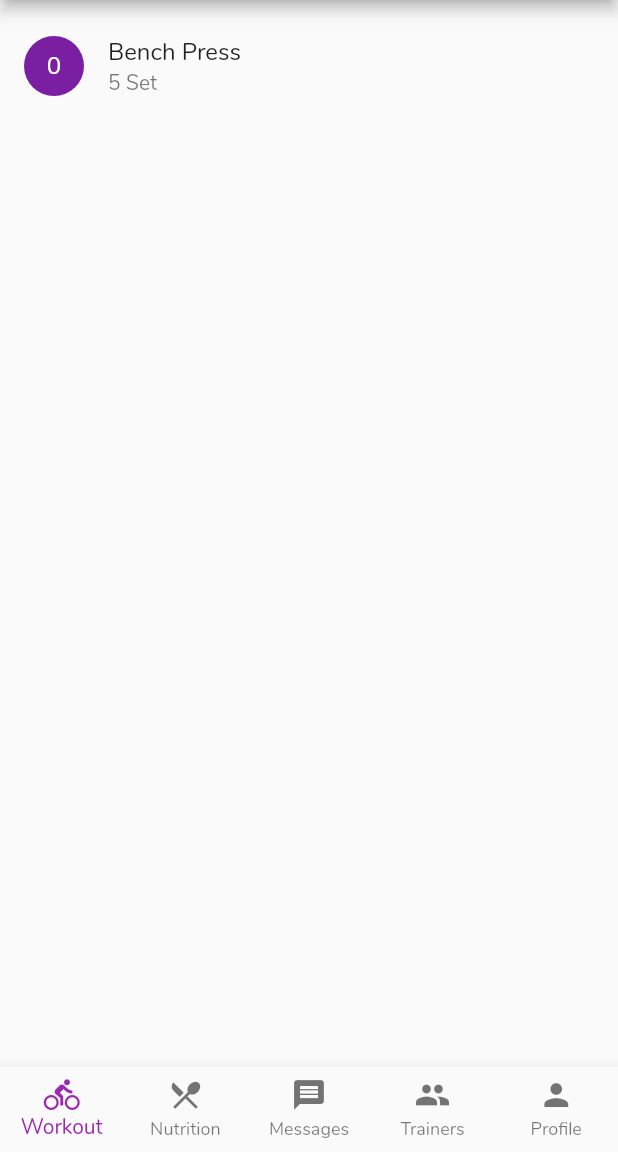
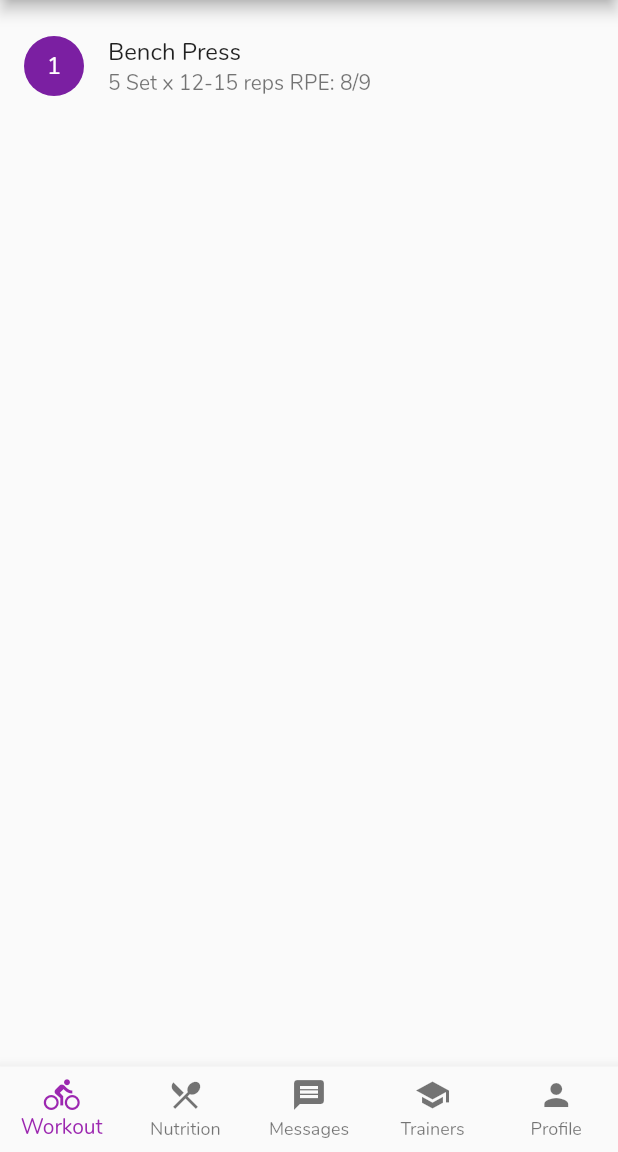
Before and after one commit to OrhunKar/gymnopolis, a Flutter app: the HomePage screen opened by its route, after a tap on an icon or button, on a phone screen of 412 x 824 dp, the part 84-1236 px from its top. Run offline on Flutter 3.47's test engine with Material 2 defaults, Android fonts, the phone set to English and light mode, and no system bars.

Commit message:
Exercise subtitle, trainer icon, exercise number fixed

```diff
--- a/lib/model/Exercise.dart
+++ b/lib/model/Exercise.dart
@@ -19,6 +19,18 @@ class Exercise {
   }
 
   String subtitle() {
-    return "";
+    if(minRep == maxRep && minRPE != maxRPE) {
+      return "$set Set x $minRep reps RPE: $minRPE/$maxRPE";
+    }
+    else if(minRep != maxRep && minRPE == maxRPE){
+      return "$set Set x $minRep-$maxRep reps RPE: $minRPE";
+    }
+
+   else if (minRep == maxRep && minRPE == maxRPE)  {
+      return "$set Set x $minRep reps RPE: $minRPE";
+    }
+    else{
+      return "$set Set x $minRep-$maxRep reps RPE: $minRPE/$maxRPE";
+    }
   }
 }
--- a/lib/view/day_page.dart
+++ b/lib/view/day_page.dart
@@ -35,7 +35,7 @@ class DayPage extends StatelessWidget {
             title: new Text('Messages'),
           ),
           BottomNavigationBarItem(
-            icon: new Icon(Icons.group),
+            icon: new Icon(Icons.school),
             title: new Text('Trainers'),
           ),
           BottomNavigationBarItem(
@@ -63,9 +63,9 @@ class ExerciseList extends StatelessWidget {
           onTap: () => debugPrint("tapped" + _exercises[index].name),
           child: new ListTile(
               title : new Text(_exercises[index].name),
-              subtitle: new Text(_exercises[index].set.toString() +  " Set "),
+              subtitle: new Text(_exercises[index].subtitle()),
               leading: new CircleAvatar(
-                  child: new Text((index.toString())
+                  child: new Text(((index+1).toString())
               )
           ),
           )) ;
--- a/lib/view/home_page.dart
+++ b/lib/view/home_page.dart
@@ -35,7 +35,7 @@ class HomePage extends StatelessWidget {
               title: new Text('Messages'),
           ),
           BottomNavigationBarItem(
-            icon: new Icon(Icons.group),
+            icon: new Icon(Icons.school),
             title: new Text('Trainers'),
           ),
           BottomNavigationBarItem(
```
